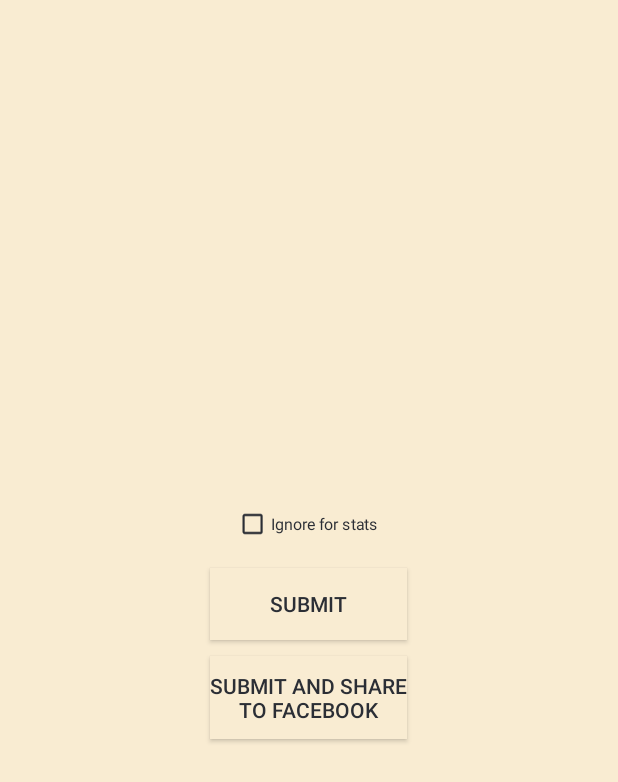
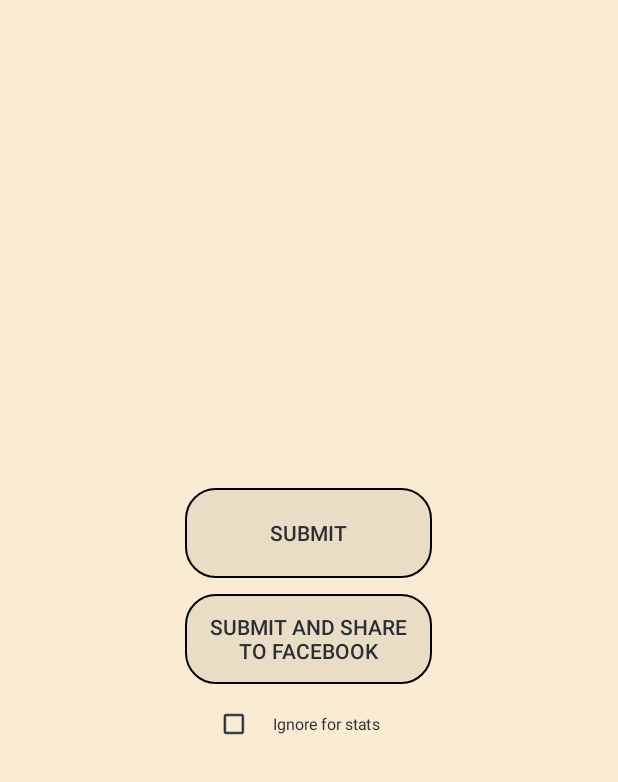
Before and after one commit to cjboyett/boardgametracker, an Android app: the fragment AddGamePlaySubmitFragment shown on its own in the app's theme, on a phone screen of 412 x 824 dp. Shown: the top 782 px of the screen. Run offline under Robolectric (Android 15) with nearby library versions, the phone set to English and light mode, and no system bars; our stand-ins replace Firebase (no records; nobody signed in at launch, a user with empty details on screens opened directly); libraries missing offline, so code that uses them is left out: com.facebook, com.facebook.share, uk.co.deanwild; pictures from the network do not load; 1 statement that could not run was skipped.

Commit message:
Update Submit Gameplay UI

```diff
--- a/app/src/main/java/com/cjboyett/boardgamestats/activity/AddGamePlaySubmitFragment.java
+++ b/app/src/main/java/com/cjboyett/boardgamestats/activity/AddGamePlaySubmitFragment.java
@@ -61,10 +61,21 @@ public class AddGamePlaySubmitFragment extends Fragment
 	{
 		view.setBackgroundColor(backgroundColor);
 
-		view.findViewById(R.id.button_submit_gameplay).setBackgroundColor(backgroundColor);
+		if (Preferences.lightUI(getActivity()))
+		{
+			view.findViewById(R.id.button_submit_gameplay).setBackgroundResource(R.drawable.main_button_background_dark);
+			view.findViewById(R.id.button_submit_gameplay_and_share).setBackgroundResource(R.drawable.main_button_background_dark);
+		}
+		else
+		{
+			view.findViewById(R.id.button_submit_gameplay).setBackgroundResource(R.drawable.main_button_background_light);
+			view.findViewById(R.id.button_submit_gameplay_and_share).setBackgroundResource(R.drawable.main_button_background_light);
+		}
+
+//		view.findViewById(R.id.button_submit_gameplay).setBackgroundColor(backgroundColor);
 		((Button)view.findViewById(R.id.button_submit_gameplay)).setTextColor(foregroundColor);
 
-		view.findViewById(R.id.button_submit_gameplay_and_share).setBackgroundColor(backgroundColor);
+//		view.findViewById(R.id.button_submit_gameplay_and_share).setBackgroundColor(backgroundColor);
 		((Button)view.findViewById(R.id.button_submit_gameplay_and_share)).setTextColor(foregroundColor);
 
 		view.findViewById(R.id.checkbox_ignore).setBackgroundColor(backgroundColor);
--- a/app/src/main/res/layout/fragment_add_game_play_submit.xml
+++ b/app/src/main/res/layout/fragment_add_game_play_submit.xml
@@ -7,41 +7,43 @@
 
     <LinearLayout
         android:orientation="vertical"
-        android:layout_width="wrap_content"
+        android:layout_width="175dp"
         android:layout_height="wrap_content"
         android:layout_centerInParent="true">
 
-        <android.support.v7.widget.AppCompatCheckBox
+	    <android.support.v7.widget.AppCompatButton
             android:layout_width="match_parent"
-            android:layout_height="wrap_content"
-            android:text="Ignore for stats"
-            android:id="@+id/checkbox_ignore"
-            android:checked="false"
-            android:layout_marginTop="8dp"
-            android:layout_marginBottom="8dp"
-            android:layout_marginLeft="5dp"
-            android:layout_marginRight="5dp"
-            android:textSize="14dp"
-            android:scaleX="0.75"
-            android:scaleY="0.75"/>
-
-        <Button
-            android:layout_width="match_parent"
-            android:layout_height="wrap_content"
+            android:layout_height="60dp"
             android:text="Submit"
             android:id="@+id/button_submit_gameplay"
             android:layout_centerVertical="true"
             android:layout_centerHorizontal="true"
+            android:background="@drawable/main_button_background_light"
+            android:padding="10dp"
             android:layout_margin="5dp"/>
 
-        <Button
+        <android.support.v7.widget.AppCompatButton
             android:layout_width="match_parent"
-            android:layout_height="wrap_content"
+            android:layout_height="60dp"
             android:text="Submit and Share\nto Facebook"
             android:id="@+id/button_submit_gameplay_and_share"
             android:layout_centerVertical="true"
             android:layout_centerHorizontal="true"
+            android:background="@drawable/main_button_background_light"
+            android:padding="10dp"
             android:layout_margin="5dp"/>
+
+	    <android.support.v7.widget.AppCompatCheckBox
+		    android:layout_width="match_parent"
+		    android:layout_height="wrap_content"
+		    android:text="Ignore for stats"
+		    android:id="@+id/checkbox_ignore"
+		    android:checked="false"
+		    android:textSize="14dp"
+		    android:scaleX="0.75"
+		    android:scaleY="0.75"
+		    android:layout_margin="5dp"
+		    android:gravity="center"/>
     </LinearLayout>
 
 </RelativeLayout>
```
